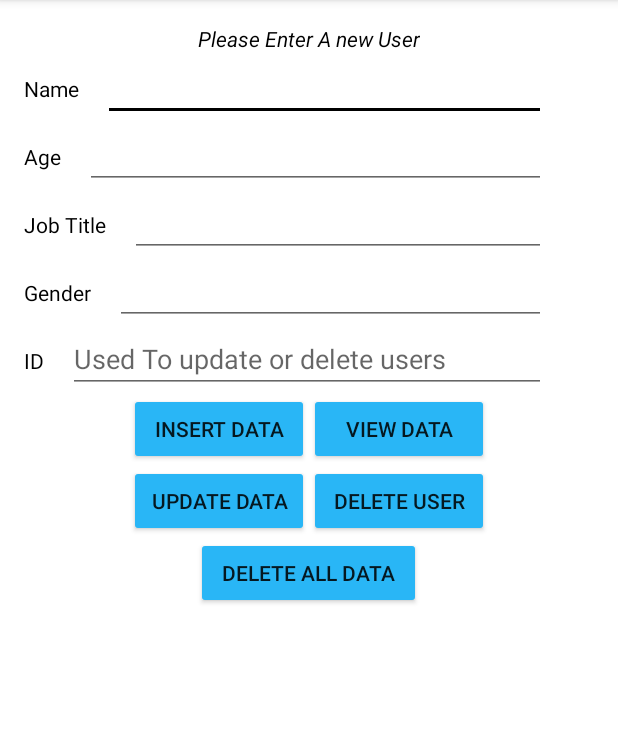
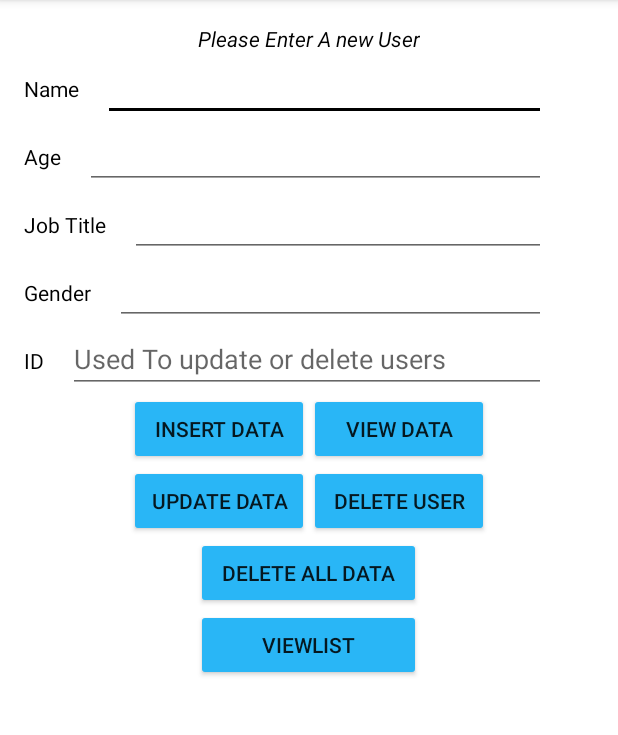
Before and after one commit to AhmedAbd-Al-Majeed/LocalDatabase, an Android app: the screen it shows after launch (MainActivity), on a phone screen of 412 x 824 dp, the part 84-819 px from its top. Run offline under Robolectric (Android 15) with nearby library versions, the phone set to English and light mode, and no system bars.

Commit message:
ListView Added

```diff
--- a/app/src/main/java/com/example/localdatabase/MainActivity.java
+++ b/app/src/main/java/com/example/localdatabase/MainActivity.java
@@ -3,6 +3,7 @@ package com.example.localdatabase;
 import androidx.appcompat.app.AppCompatActivity;
 
 import android.app.AlertDialog;
+import android.content.Intent;
 import android.database.Cursor;
 import android.os.Bundle;
 import android.view.View;
@@ -14,7 +15,7 @@ public class MainActivity extends AppCompatActivity {
 
     UserDatabaseHelper userDb;
 
-    Button btnAddData, btnViewData,btnUpdateData,btnDelete,btnDeleteAll;
+    Button btnAddData, btnViewData,btnUpdateData,btnDelete,btnDeleteAll,btnListAll;
     EditText nameEt,ageEt,jobTitleEt,genderEt, idEt;
 
     @Override
@@ -35,6 +36,17 @@ public class MainActivity extends AppCompatActivity {
         btnUpdateData= (Button) findViewById(R.id.btnUpdateData);
         btnDelete= (Button) findViewById(R.id.btnDelete);
         btnDeleteAll= (Button) findViewById(R.id.btnDeleteALL);
+        btnListAll= (Button) findViewById(R.id.btnListAll);
+
+        btnListAll.setOnClickListener(new View.OnClickListener() {
+            @Override
+            public void onClick(View v) {
+                Intent intent = new Intent(MainActivity.this, ListUsers.class);
+                startActivity(intent);
+            }
+        });
+
+
 
         AddData();
         ViewData();
@@ -42,6 +54,8 @@ public class MainActivity extends AppCompatActivity {
         DeleteData();
         deleteAllData();
     }
+
+
 
     public void AddData() {
         btnAddData.setOnClickListener(new View.OnClickListener() {
--- a/app/src/main/java/com/example/localdatabase/UserDatabaseHelper.java
+++ b/app/src/main/java/com/example/localdatabase/UserDatabaseHelper.java
@@ -96,4 +96,6 @@ public class UserDatabaseHelper extends SQLiteOpenHelper {
         db.close();
     }
 
+
+
 }
--- a/app/src/main/res/layout/activity_main.xml
+++ b/app/src/main/res/layout/activity_main.xml
@@ -1,10 +1,15 @@
 <?xml version="1.0" encoding="utf-8"?>
-<LinearLayout xmlns:android="http://schemas.android.com/apk/res/android"
+<ScrollView xmlns:android="http://schemas.android.com/apk/res/android"
     xmlns:tools="http://schemas.android.com/tools"
+    tools:context="com.example.localdatabase.MainActivity"
+    android:layout_height="match_parent"
+    android:layout_width="match_parent">
+
+<LinearLayout
     android:layout_width="match_parent"
     android:layout_height="match_parent"
     android:orientation="vertical"
-    tools:context="com.example.localdatabase.MainActivity">
+    >
 
     <TextView
         android:layout_width="wrap_content"
@@ -199,4 +204,12 @@
         android:layout_gravity="center"
         android:id="@+id/btnDeleteALL"
         />
+    <Button
+        android:layout_width="150dp"
+        android:layout_height="wrap_content"
+        android:text="ViewList"
+        android:layout_gravity="center"
+        android:id="@+id/btnListAll"
+        />
 </LinearLayout>
+</ScrollView>
```
Also changed, not shown: app/src/main/java/com/example/localdatabase/ListUsers.java (added, +43 -0 lines), app/src/main/res/layout/users_list.xml (added, +17 -0 lines).
